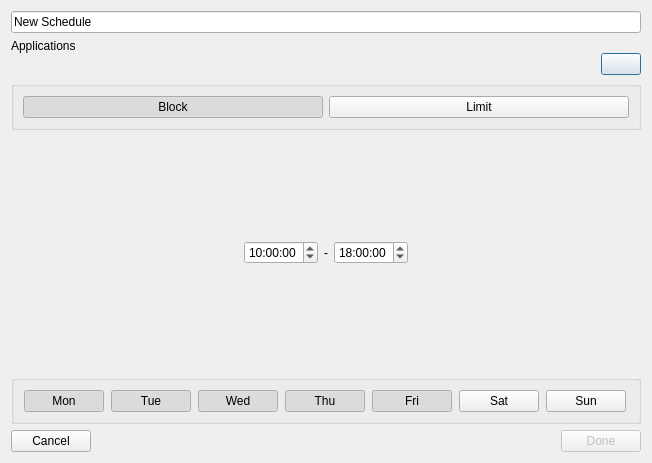
This is src/gui/widgets/schedule/scheduledialog.ui in bergamontt/sunflower as Qt 5 draws it before an edit. The edited form follows.
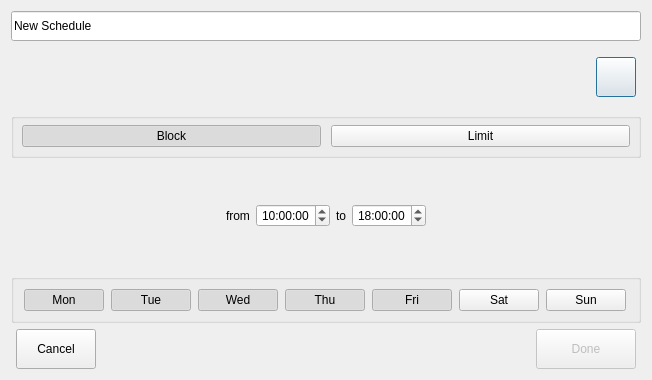
This is the edited form. The open tabs and pages were chosen to show the change. Icons and pictures are not drawn. Custom widgets are drawn as their Qt base class.

The edit to the form file:
```diff
--- a/src/gui/widgets/schedule/scheduledialog.ui
+++ b/src/gui/widgets/schedule/scheduledialog.ui
@@ -7,7 +7,7 @@
     <x>0</x>
     <y>0</y>
     <width>652</width>
-    <height>463</height>
+    <height>380</height>
    </rect>
   </property>
   <property name="sizePolicy">
@@ -37,6 +37,12 @@
   <layout class="QVBoxLayout" name="verticalLayout">
    <item>
     <widget class="QLineEdit" name="scheduleNameEdit">
+     <property name="minimumSize">
+      <size>
+       <width>0</width>
+       <height>30</height>
+      </size>
+     </property>
      <property name="text">
       <string>New Schedule</string>
      </property>
@@ -50,18 +56,23 @@
      <property name="spacing">
       <number>0</number>
      </property>
-     <item>
-      <widget class="QLabel" name="applicationsContainerTitle">
-       <property name="text">
-        <string>Applications</string>
-       </property>
-       <property name="labelClass" stdset="0">
-        <string>h3</string>
-       </property>
-      </widget>
-     </item>
+     <property name="leftMargin">
+      <number>5</number>
+     </property>
+     <property name="topMargin">
+      <number>10</number>
+     </property>
+     <property name="rightMargin">
+      <number>5</number>
+     </property>
+     <property name="bottomMargin">
+      <number>10</number>
+     </property>
      <item>
       <layout class="QHBoxLayout" name="applicationsActionContainer">
+       <property name="spacing">
+        <number>0</number>
+       </property>
        <item>
         <widget class="ApplicationShortList" name="applicationShortList" native="true">
          <property name="sizePolicy">
@@ -75,11 +86,20 @@
        <item>
         <widget class="QPushButton" name="addApplicationsButton">
          <property name="sizePolicy">
-          <sizepolicy hsizetype="Minimum" vsizetype="Minimum">
+          <sizepolicy hsizetype="Fixed" vsizetype="Fixed">
            <horstretch>0</horstretch>
            <verstretch>0</verstretch>
           </sizepolicy>
          </property>
+         <property name="minimumSize">
+          <size>
+           <width>40</width>
+           <height>40</height>
+          </size>
+         </property>
+         <property name="cursor">
+          <cursorShape>PointingHandCursor</cursorShape>
+         </property>
          <property name="text">
           <string/>
          </property>
@@ -87,6 +107,12 @@
           <iconset resource="../../../../build/src/gui/.qt/rcc/gui.qrc">
            <normaloff>:/gui/plus.svg</normaloff>:/gui/plus.svg</iconset>
          </property>
+         <property name="iconSize">
+          <size>
+           <width>24</width>
+           <height>24</height>
+          </size>
+         </property>
          <property name="buttonClass" stdset="0">
           <string>add</string>
          </property>
@@ -98,15 +124,51 @@
    </item>
    <item>
     <widget class="QGroupBox" name="blockTypeChooser">
+     <property name="sizePolicy">
+      <sizepolicy hsizetype="Expanding" vsizetype="Minimum">
+       <horstretch>0</horstretch>
+       <verstretch>0</verstretch>
+      </sizepolicy>
+     </property>
      <property name="title">
       <string/>
      </property>
+     <property name="alignment">
+      <set>Qt::AlignmentFlag::AlignCenter</set>
+     </property>
+     <property name="flat">
+      <bool>true</bool>
+     </property>
      <property name="groupBoxClass" stdset="0">
       <string>default</string>
      </property>
      <layout class="QHBoxLayout" name="horizontalLayout">
+      <property name="spacing">
+       <number>10</number>
+      </property>
+      <property name="leftMargin">
+       <number>8</number>
+      </property>
+      <property name="topMargin">
+       <number>6</number>
+      </property>
+      <property name="rightMargin">
+       <number>8</number>
+      </property>
+      <property name="bottomMargin">
+       <number>8</number>
+      </property>
       <item>
        <widget class="QPushButton" name="blockButton">
+        <property name="sizePolicy">
+         <sizepolicy hsizetype="Preferred" vsizetype="Fixed">
+          <horstretch>0</horstretch>
+          <verstretch>0</verstretch>
+         </sizepolicy>
+        </property>
+        <property name="cursor">
+         <cursorShape>PointingHandCursor</cursorShape>
+        </property>
         <property name="text">
          <string>Block</string>
         </property>
@@ -120,6 +182,15 @@
       </item>
       <item>
        <widget class="QPushButton" name="limitButton">
+        <property name="sizePolicy">
+         <sizepolicy hsizetype="Preferred" vsizetype="Fixed">
+          <horstretch>0</horstretch>
+          <verstretch>0</verstretch>
+         </sizepolicy>
+        </property>
+        <property name="cursor">
+         <cursorShape>PointingHandCursor</cursorShape>
+        </property>
         <property name="text">
          <string>Limit</string>
         </property>
@@ -151,8 +222,21 @@
          </property>
         </spacer>
        </item>
+       <item>
+        <widget class="QLabel" name="label">
+         <property name="text">
+          <string>from</string>
+         </property>
+         <property name="labelClass" stdset="0">
+          <string>h3</string>
+         </property>
+        </widget>
+       </item>
        <item>
         <widget class="QTimeEdit" name="fromTime">
+         <property name="alignment">
+          <set>Qt::AlignmentFlag::AlignCenter</set>
+         </property>
          <property name="time">
           <time>
            <hour>10</hour>
@@ -168,7 +252,7 @@
        <item>
         <widget class="QLabel" name="dash">
          <property name="text">
-          <string>-</string>
+          <string>to</string>
          </property>
          <property name="labelClass" stdset="0">
           <string>h3</string>
@@ -177,6 +261,9 @@
        </item>
        <item>
         <widget class="QTimeEdit" name="toTime">
+         <property name="alignment">
+          <set>Qt::AlignmentFlag::AlignCenter</set>
+         </property>
          <property name="time">
           <time>
            <hour>18</hour>
@@ -422,8 +509,29 @@
    </item>
    <item>
     <layout class="QHBoxLayout" name="scheduleDialogFooter">
+     <property name="leftMargin">
+      <number>5</number>
+     </property>
+     <property name="rightMargin">
+      <number>5</number>
+     </property>
      <item>
       <widget class="QPushButton" name="cancelButton">
+       <property name="sizePolicy">
+        <sizepolicy hsizetype="Fixed" vsizetype="Fixed">
+         <horstretch>0</horstretch>
+         <verstretch>0</verstretch>
+        </sizepolicy>
+       </property>
+       <property name="minimumSize">
+        <size>
+         <width>80</width>
+         <height>40</height>
+        </size>
+       </property>
+       <property name="cursor">
+        <cursorShape>PointingHandCursor</cursorShape>
+       </property>
        <property name="text">
         <string>Cancel</string>
        </property>
@@ -450,6 +558,21 @@
        <property name="enabled">
         <bool>false</bool>
        </property>
+       <property name="sizePolicy">
+        <sizepolicy hsizetype="Fixed" vsizetype="Fixed">
+         <horstretch>0</horstretch>
+         <verstretch>0</verstretch>
+        </sizepolicy>
+       </property>
+       <property name="minimumSize">
+        <size>
+         <width>100</width>
+         <height>40</height>
+        </size>
+       </property>
+       <property name="cursor">
+        <cursorShape>ArrowCursor</cursorShape>
+       </property>
        <property name="text">
         <string>Done</string>
        </property>
```
Left out of the diff: 40 changed lines with no effect on the pictures.
